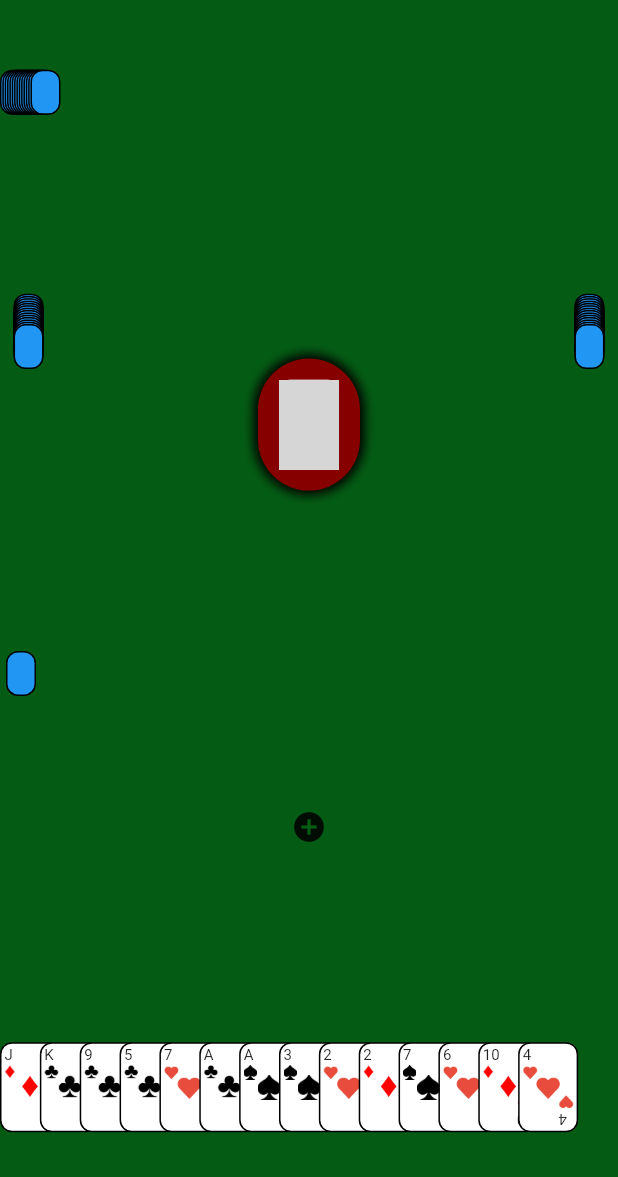
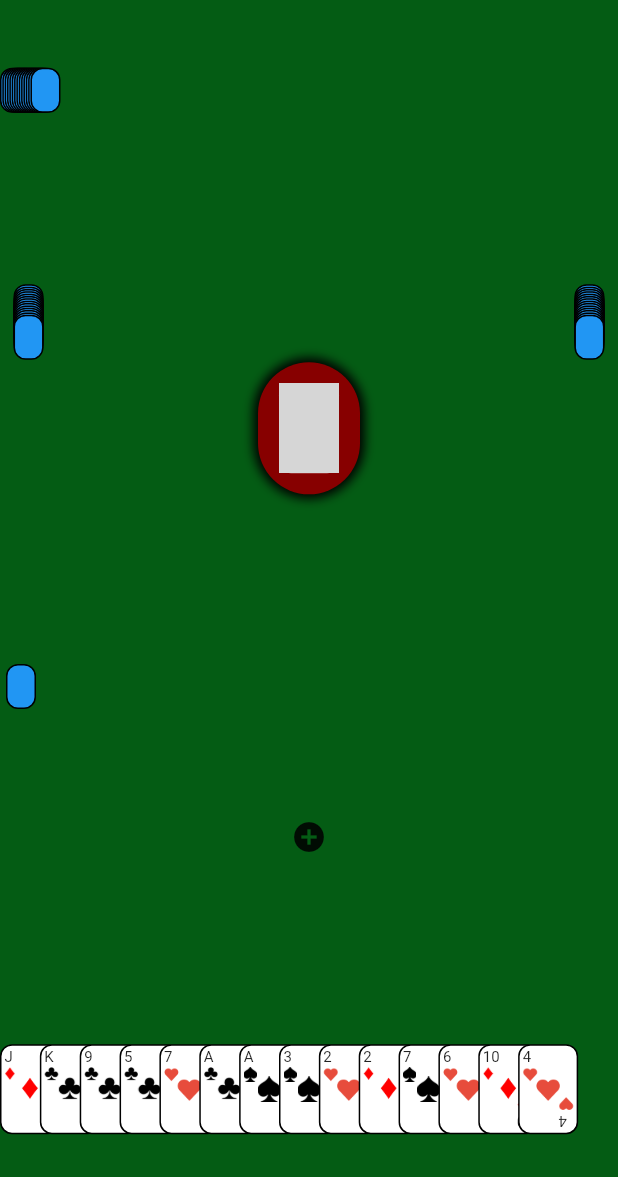
Before and after one commit to alnah005/Konkan, a Flutter app: the screen it shows after launch, after a tap on the "refresh" icon, on a phone screen of 412 x 824 dp, the part 59-1236 px from its top. Run offline on Flutter 3.47's test engine with Material 2 defaults, Android fonts, the phone set to English and light mode, and no system bars; network calls fail; grey boxes are pictures that could not be loaded.

Commit message:
added setStatus since the decks weren't getting refreshed

```diff
--- a/lib/pages/game_screen.dart
+++ b/lib/pages/game_screen.dart
@@ -196,9 +196,9 @@ class _GameScreenState extends State<GameScreen> {
               ),
             ),
           ),
-          Flexible(flex: 5, fit: FlexFit.loose, child: _buildCardDeck()),
+          Flexible(flex: 3, fit: FlexFit.loose, child: _buildCardDeck()),
           Flexible(
-            flex: 5,
+            flex: 3,
             fit: FlexFit.loose,
             child: IconButton(
               icon: Icon(Icons.add_circle),
@@ -420,15 +420,23 @@ class _GameScreenState extends State<GameScreen> {
       }
     }
     cardDeckClosed = allCards;
+    _refreshList();
   }
 
-  void _refreshList(CardList index) {
+  void _refreshList([CardList index]) {
     for (int players = 0;
         players < GameScreen.playerCardLists.length;
         players++) {
       if (_getListFromIndex(GameScreen.playerCardLists[players]).length == 0) {
         _handleWin(GameScreen.playerCardLists[players]);
       }
+    }
+    if (index != null) {
+      setState(() {
+        _getListFromIndex(index);
+      });
+    } else {
+      setState(() {});
     }
   }
 
```
